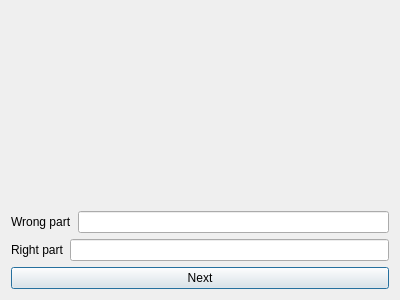
This is test.ui in ValeriaGrigoruants/Platform-for-learning-programming as Qt 5 draws it before an edit. The edited form follows.
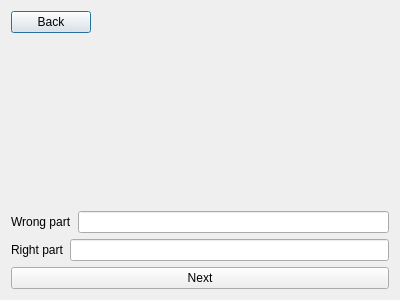
This is the edited form.

```diff
--- a/test.ui
+++ b/test.ui
@@ -14,6 +14,30 @@
    <string>Dialog</string>
   </property>
   <layout class="QVBoxLayout" name="verticalLayout">
+   <item>
+    <layout class="QHBoxLayout" name="horizontalLayout_3">
+     <item>
+      <widget class="QPushButton" name="back">
+       <property name="text">
+        <string>Back</string>
+       </property>
+      </widget>
+     </item>
+     <item>
+      <spacer name="horizontalSpacer">
+       <property name="orientation">
+        <enum>Qt::Horizontal</enum>
+       </property>
+       <property name="sizeHint" stdset="0">
+        <size>
+         <width>40</width>
+         <height>20</height>
+        </size>
+       </property>
+      </spacer>
+     </item>
+    </layout>
+   </item>
    <item>
     <widget class="QLabel" name="question">
      <property name="text">
```
